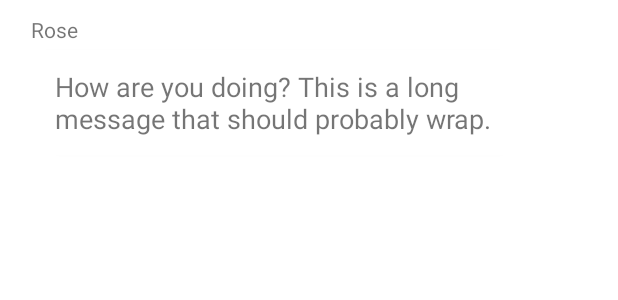
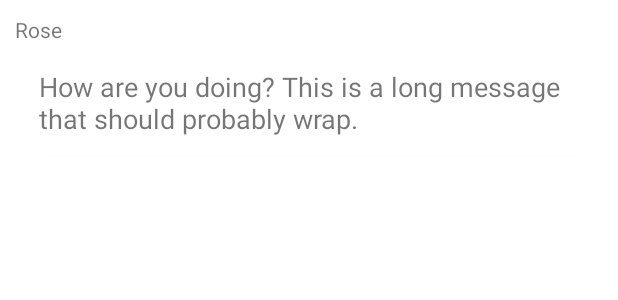
Before and after one commit to hcahyono/android-firestore-chat, an Android app: the layout their_message.xml on its own in the app's theme, with its tools: preview values and no code run, on a phone screen of 412 x 824 dp. Shown: the top 300 px of the screen. Run offline under Robolectric (Android 15) with nearby library versions, the phone set to English and light mode, and no system bars.

Commit message:
update padding

```diff
--- a/app/src/main/res/layout/their_message.xml
+++ b/app/src/main/res/layout/their_message.xml
@@ -3,15 +3,12 @@
     android:layout_width="match_parent"
     android:layout_height="wrap_content"
     android:paddingVertical="10dp"
-    android:paddingLeft="5dp"
-    android:paddingRight="60dp"
+    android:paddingLeft="10dp"
+    android:paddingRight="10dp"
     android:clipToPadding="false">
 
     <TextView
         android:id="@+id/name"
-        android:layout_marginLeft="15dp"
-        android:layout_toRightOf="@+id/avatar"
-        android:layout_alignTop="@+id/avatar"
         android:layout_width="wrap_content"
         android:layout_height="wrap_content"
         android:paddingBottom="4dp"
```
Also changed, not shown: app/src/main/res/layout/my_message.xml (+2 -5 lines).
